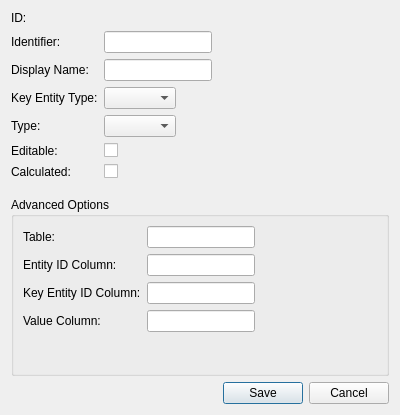
Qt form lib/LBDatabase/src/lbdatabaseexporter/src/mainwindow/views/functioneditor.ui (lbproductions/ProjectStatsMigration) before a commit.
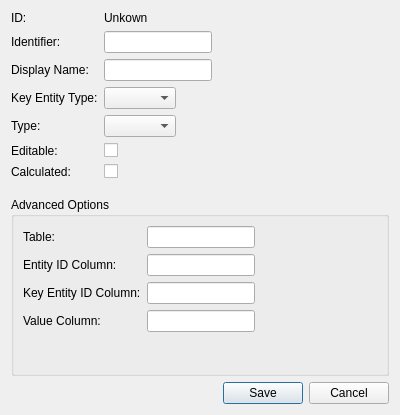
The same form after that commit.

Commit message: Edit GUIs von Attribute und Funktion überarbeitet.

```diff
--- a/lib/LBDatabase/src/lbdatabaseexporter/src/mainwindow/views/functioneditor.ui
+++ b/lib/LBDatabase/src/lbdatabaseexporter/src/mainwindow/views/functioneditor.ui
@@ -29,7 +29,7 @@
      <item row="0" column="1">
       <widget class="QLabel" name="labelId">
        <property name="text">
-        <string/>
+        <string>Unkown</string>
        </property>
       </widget>
      </item>
```
Left out of the diff: 8 changed lines with no effect on the pictures. The commit also changes 4 other files.
